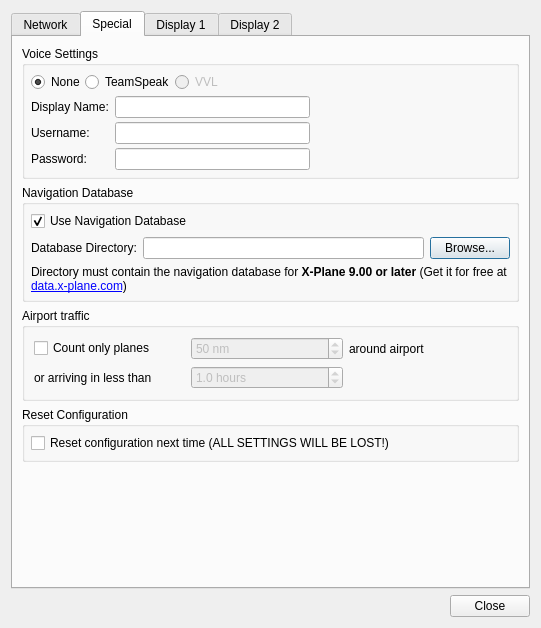
Above: branches/jonas_unstable/QuteScoop/gui/PreferencesDialog.ui from qutescoop/qutescoop before the change. Below: the same form after it.
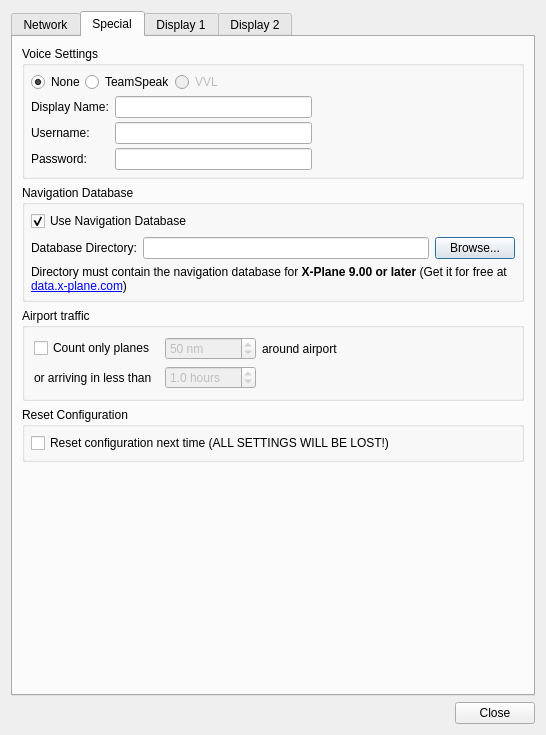
That is the form after the change. The open tabs and pages were chosen to show the change.

Commit message: Fixed NavData enable/disable which got bad during last commit

What changed in the file:
```diff
--- a/branches/jonas_unstable/QuteScoop/gui/PreferencesDialog.ui
+++ b/branches/jonas_unstable/QuteScoop/gui/PreferencesDialog.ui
@@ -2,6 +2,14 @@
 <ui version="4.0">
  <class>PreferencesDialog</class>
  <widget class="QDialog" name="PreferencesDialog">
+  <property name="geometry">
+   <rect>
+    <x>0</x>
+    <y>0</y>
+    <width>546</width>
+    <height>735</height>
+   </rect>
+  </property>
   <property name="windowTitle">
    <string>Preferences</string>
   </property>
@@ -576,6 +584,12 @@
             <property name="orientation">
              <enum>Qt::Horizontal</enum>
             </property>
+            <property name="sizeHint" stdset="0">
+             <size>
+              <width>0</width>
+              <height>0</height>
+             </size>
+            </property>
            </spacer>
           </item>
           <item row="2" column="0">
@@ -603,6 +617,12 @@
             <property name="orientation">
              <enum>Qt::Horizontal</enum>
             </property>
+            <property name="sizeHint" stdset="0">
+             <size>
+              <width>0</width>
+              <height>0</height>
+             </size>
+            </property>
            </spacer>
           </item>
           <item row="2" column="1">
```
Left out of the diff: 50 changed lines with no effect on the pictures.
